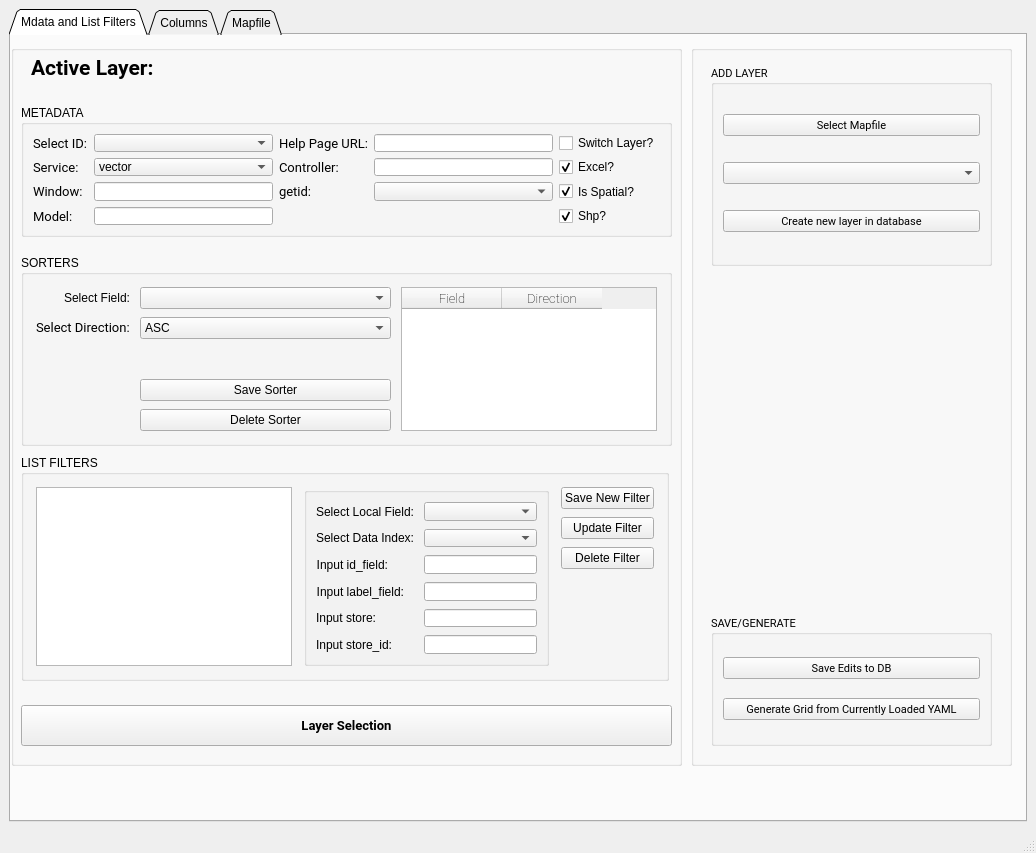
select-8/LayerMaker, file QTFiles/LayerMaker_GUI_v1.ui: the form before one commit.
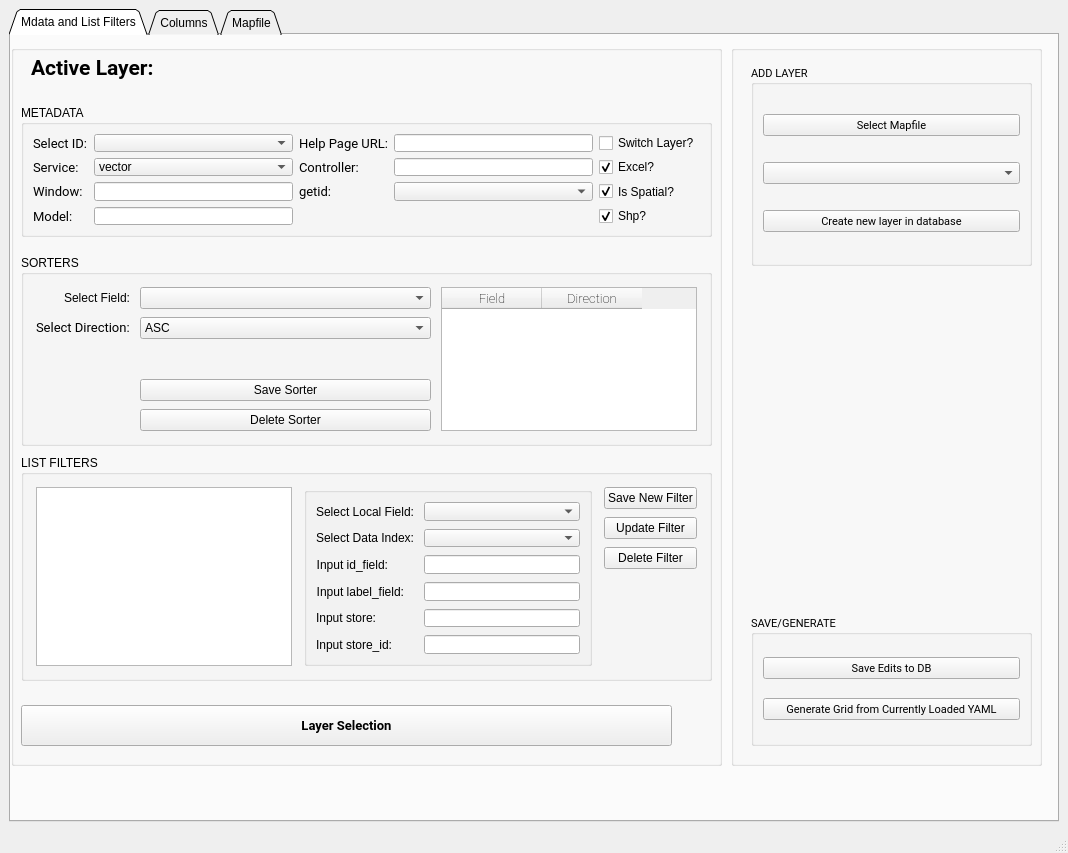
The form after the commit. The open tabs and pages were chosen to show the change.

Commit message: Update UI. Add filter type to summary data

Patch:
```diff
--- a/QTFiles/LayerMaker_GUI_v1.ui
+++ b/QTFiles/LayerMaker_GUI_v1.ui
@@ -6,7 +6,7 @@
    <rect>
     <x>0</x>
     <y>0</y>
-    <width>1036</width>
+    <width>1068</width>
     <height>853</height>
    </rect>
   </property>
@@ -87,7 +87,7 @@
          <rect>
           <x>0</x>
           <y>10</y>
-          <width>671</width>
+          <width>711</width>
           <height>721</height>
          </rect>
         </property>
@@ -125,7 +125,7 @@
           <rect>
            <x>10</x>
            <y>60</y>
-           <width>651</width>
+           <width>691</width>
            <height>132</height>
           </rect>
          </property>
@@ -419,14 +419,14 @@
           <rect>
            <x>10</x>
            <y>410</y>
-           <width>648</width>
+           <width>691</width>
            <height>226</height>
           </rect>
          </property>
          <property name="title">
           <string>LIST FILTERS</string>
          </property>
-         <layout class="QGridLayout" name="gridLayout_LISTFILTERS" rowstretch="0" columnstretch="0,0,0">
+         <layout class="QGridLayout" name="gridLayout_LISTFILTERS" rowstretch="0" columnstretch="0,0,0" columnminimumwidth="0,0,0">
           <property name="leftMargin">
            <number>12</number>
           </property>
@@ -447,6 +447,12 @@
           </property>
           <item row="0" column="1">
            <widget class="QGroupBox" name="GB_NEWLISTFILTER">
+            <property name="sizePolicy">
+             <sizepolicy hsizetype="Minimum" vsizetype="Preferred">
+              <horstretch>0</horstretch>
+              <verstretch>0</verstretch>
+             </sizepolicy>
+            </property>
             <layout class="QFormLayout" name="formLayout_NEWLISTFILTER">
              <property name="fieldGrowthPolicy">
               <enum>QFormLayout::ExpandingFieldsGrow</enum>
@@ -644,7 +650,7 @@
           <rect>
            <x>10</x>
            <y>210</y>
-           <width>651</width>
+           <width>691</width>
            <height>191</height>
           </rect>
          </property>
@@ -805,9 +811,9 @@
        <widget class="QGroupBox" name="groupBox_2">
         <property name="geometry">
          <rect>
-          <x>680</x>
+          <x>720</x>
           <y>10</y>
-          <width>321</width>
+          <width>311</width>
           <height>721</height>
          </rect>
         </property>
```
Left out of the diff: 16 changed lines with no effect on the pictures. The commit also changes 4 other files.
